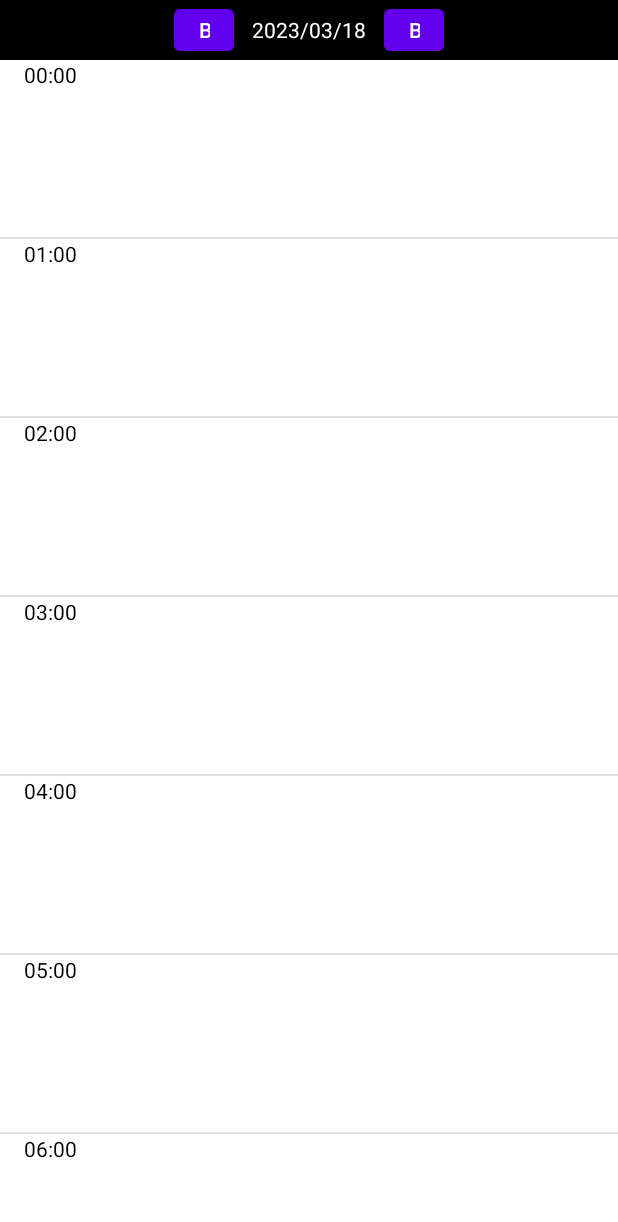
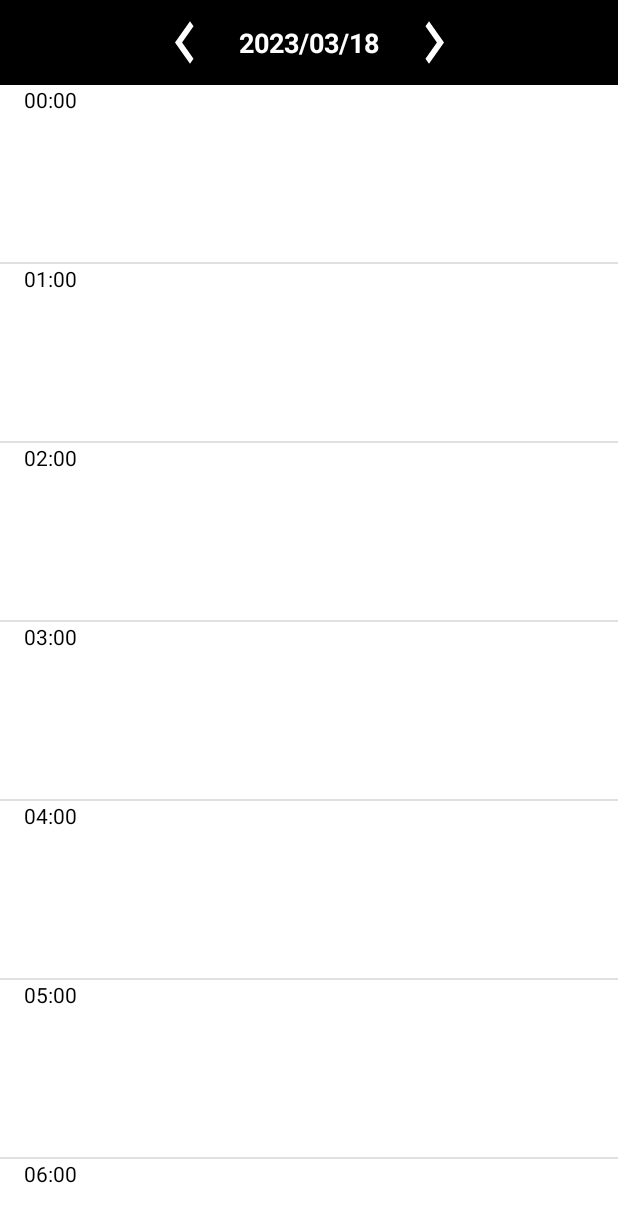
Before and after one commit to tsumugu/tsumugu-la-final, an Android app: the screen it shows after launch (MainActivity), on a phone screen of 412 x 824 dp. Shown: the top 1222 px of the screen. Run offline under Robolectric (Android 15) with nearby library versions, the phone set to English and light mode, and no system bars; our stand-ins replace Firebase (no records; nobody signed in at launch, a user with empty details on screens opened directly), data binding.

Commit message:
MainActivityの上部バーをいい感じにした

```diff
--- /dev/null
+++ b/app/src/main/res/drawable/baseline_chevron_left_24.xml
@@ -0,0 +1,5 @@
+<vector android:height="24dp" android:tint="#FFFFFF"
+    android:viewportHeight="24" android:viewportWidth="24"
+    android:width="24dp" xmlns:android="http://schemas.android.com/apk/res/android">
+    <path android:fillColor="@android:color/white" android:pathData="M15.41,7.41L14,6l-6,6 6,6 1.41,-1.41L10.83,12z"/>
+</vector>
--- /dev/null
+++ b/app/src/main/res/drawable/baseline_chevron_right_24.xml
@@ -0,0 +1,5 @@
+<vector android:height="24dp" android:tint="#FFFFFF"
+    android:viewportHeight="24" android:viewportWidth="24"
+    android:width="24dp" xmlns:android="http://schemas.android.com/apk/res/android">
+    <path android:fillColor="@android:color/white" android:pathData="M10,6L8.59,7.41 13.17,12l-4.58,4.59L10,18l6,-6z"/>
+</vector>
--- a/app/src/main/res/layout/activity_main.xml
+++ b/app/src/main/res/layout/activity_main.xml
@@ -1,5 +1,6 @@
 <?xml version="1.0" encoding="utf-8"?>
-<layout xmlns:android="http://schemas.android.com/apk/res/android"
+<layout xmlns:tools="http://schemas.android.com/tools"
+    xmlns:android="http://schemas.android.com/apk/res/android"
     xmlns:app="http://schemas.android.com/apk/res-auto">
 
     <data>
@@ -11,35 +12,48 @@
         android:layout_height="match_parent"
         android:background="@color/black">
 
-        <Button
+        <LinearLayout
+            android:id="@+id/main_top_bar"
+            android:layout_width="wrap_content"
+            android:layout_height="wrap_content"
+            android:orientation="horizontal"
+            app:layout_constraintEnd_toEndOf="parent"
+            app:layout_constraintStart_toStartOf="parent"
+            app:layout_constraintTop_toTopOf="parent">
+
+            <ImageButton
                 android:id="@+id/prev_button"
                 android:layout_width="40dp"
-            android:layout_height="40dp"
-            android:text="Button"
-            app:layout_constraintEnd_toStartOf="@+id/page_number_text"
-            app:layout_constraintTop_toTopOf="parent" />
+                android:layout_height="match_parent"
+                android:background="@drawable/baseline_chevron_left_24"
+                android:text="Button" />
 
             <TextView
                 android:id="@+id/page_number_text"
-            android:layout_width="100dp"
-            android:layout_height="40dp"
+                android:layout_width="wrap_content"
+                android:layout_height="wrap_content"
+                android:layout_marginLeft="8dp"
+                android:layout_marginRight="8dp"
                 android:layout_weight="1"
                 android:gravity="center"
+                android:paddingLeft="8dp"
+                android:paddingTop="16dp"
+                android:paddingRight="8dp"
+                android:paddingBottom="16dp"
                 android:text="2022/12/31"
                 android:textAlignment="center"
                 android:textColor="@color/white"
-            app:layout_constraintStart_toStartOf="parent"
-            app:layout_constraintEnd_toEndOf="parent"
-            app:layout_constraintTop_toTopOf="parent" />
+                android:textSize="18sp"
+                android:textStyle="bold" />
 
-        <Button
+            <ImageButton
                 android:id="@+id/next_button"
                 android:layout_width="40dp"
-            android:layout_height="40dp"
+                android:layout_height="match_parent"
                 android:layout_weight="1"
-            android:text="Button"
-            app:layout_constraintStart_toEndOf="@+id/page_number_text"
-            app:layout_constraintTop_toTopOf="parent" />
+                android:background="@drawable/baseline_chevron_right_24"
+                android:text="Button" />
+        </LinearLayout>
 
         <androidx.viewpager2.widget.ViewPager2
             android:id="@+id/pager"
@@ -48,7 +62,7 @@
             app:layout_constraintBottom_toBottomOf="parent"
             app:layout_constraintEnd_toEndOf="parent"
             app:layout_constraintStart_toStartOf="parent"
-            app:layout_constraintTop_toBottomOf="@+id/next_button" />
+            app:layout_constraintTop_toBottomOf="@+id/main_top_bar" />
 
     </androidx.constraintlayout.widget.ConstraintLayout>
 
--- a/app/src/main/res/layout/timeline_item_with_texts.xml
+++ b/app/src/main/res/layout/timeline_item_with_texts.xml
@@ -60,10 +60,12 @@
                 android:layout_width="wrap_content"
                 android:layout_height="match_parent"
                 android:layout_weight="1"
+                android:padding="1dp"
                 android:text="1"
                 android:textAlignment="viewEnd"
+                android:textColor="@color/white"
                 android:textSize="32dp"
-                android:textColor="@color/white" />
+                android:textStyle="bold" />
 
             <TextView
                 android:id="@+id/textView3"
@@ -71,7 +73,8 @@
                 android:layout_height="wrap_content"
                 android:layout_weight="1"
                 android:text="人"
-                android:textColor="@color/white" />
+                android:textColor="@color/white"
+                android:textStyle="bold" />
         </LinearLayout>
 
         <Space
```
Lines whose indentation alone changed are shown as unchanged.
